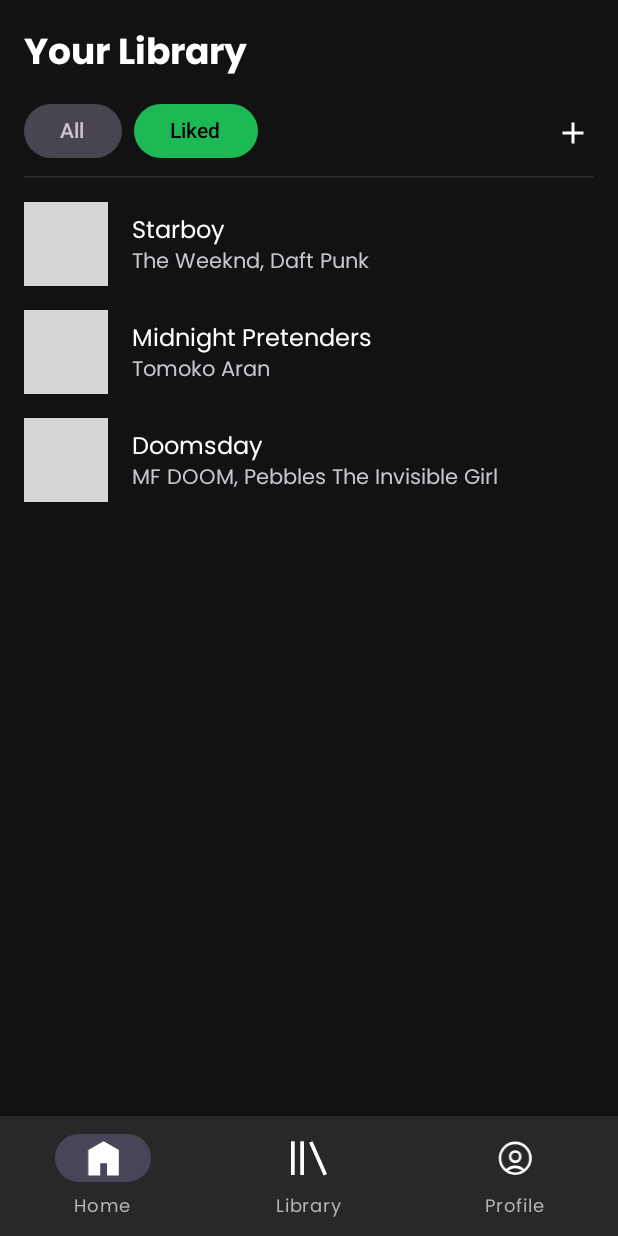
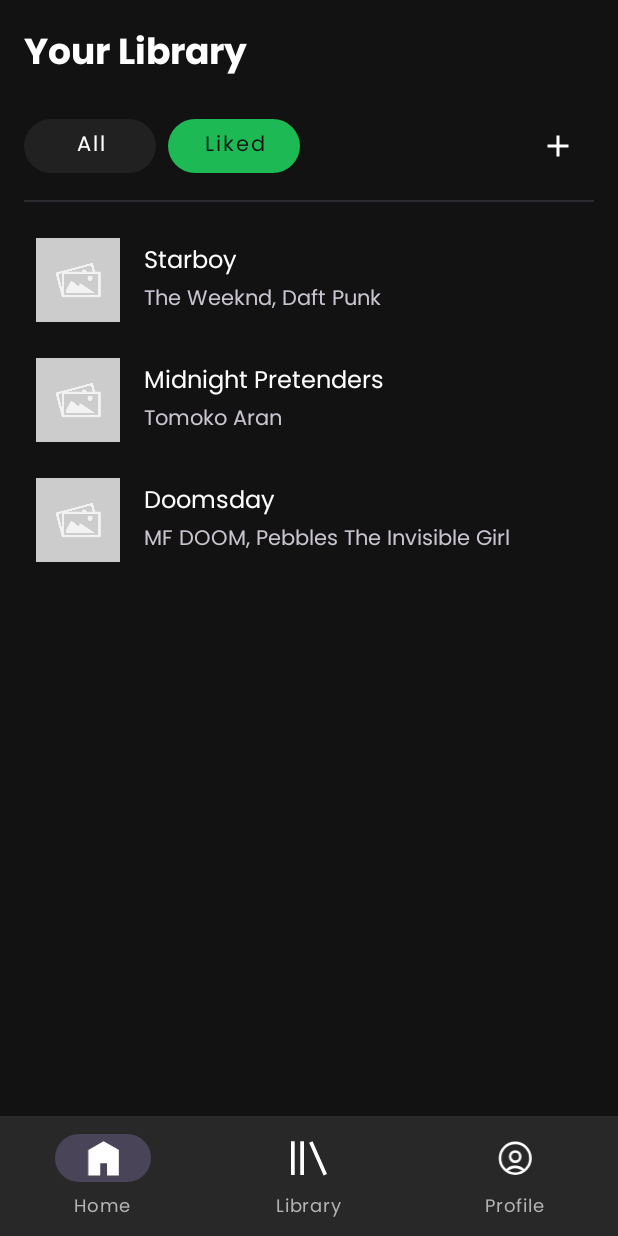
Before and after one commit to shulhajws/purritify, an Android app built with Jetpack Compose: the LibraryFragment screen opened through its navigation route, after a tap on "Liked", on a phone screen of 412 x 824 dp. Run offline under Robolectric (Android 15) with nearby library versions, the phone set to English and light mode, and no system bars; our stand-ins replace navigation-ui; pictures from the network do not load; grey boxes are pictures that could not be loaded.

Commit message:
feat: change library page interface to use RecyclerView
Jetpack Compose by default use LazyColumn, however must use RecyclerView

```diff
--- a/app/build.gradle.kts
+++ b/app/build.gradle.kts
@@ -76,6 +76,10 @@
     implementation(libs.androidx.navigation.fragment.ktx)
     implementation(libs.androidx.navigation.ui.ktx)
 
+    //Recycler View
+    implementation ("com.github.bumptech.glide:glide:4.15.1")
+    implementation ("androidx.recyclerview:recyclerview:1.3.2")
+
     // Testing Dependencies
     testImplementation(libs.junit)
     androidTestImplementation(libs.androidx.junit)
--- a/app/src/main/java/com/example/purrytify/ui/library/AddSongScreen.kt
+++ b/app/src/main/java/com/example/purrytify/ui/library/AddSongScreen.kt
@@ -24,7 +24,6 @@
 import androidx.compose.material3.MaterialTheme
 import androidx.compose.material3.OutlinedTextField
 import androidx.compose.material3.Text
-import androidx.compose.material3.TextButton
 import androidx.compose.material3.TextFieldDefaults
 import androidx.compose.runtime.Composable
 import androidx.compose.runtime.getValue
--- a/app/src/main/java/com/example/purrytify/ui/library/LibraryFragment.kt
+++ b/app/src/main/java/com/example/purrytify/ui/library/LibraryFragment.kt
@@ -4,23 +4,26 @@
 import android.view.LayoutInflater
 import android.view.View
 import android.view.ViewGroup
-import androidx.compose.foundation.layout.fillMaxSize
-import androidx.compose.material3.MaterialTheme
-import androidx.compose.material3.Surface
-import androidx.compose.ui.Modifier
+import androidx.core.content.ContextCompat
 import androidx.fragment.app.Fragment
 import androidx.lifecycle.ViewModelProvider
+import androidx.lifecycle.lifecycleScope
 import androidx.navigation.NavController
 import androidx.navigation.fragment.NavHostFragment
+import androidx.recyclerview.widget.LinearLayoutManager
 import com.example.purrytify.R
 import com.example.purrytify.databinding.FragmentLibraryBinding
-import com.example.purrytify.ui.theme.PurrytifyTheme
+import com.google.android.material.button.MaterialButton
+import kotlinx.coroutines.ExperimentalCoroutinesApi
+import kotlinx.coroutines.flow.flatMapLatest
+import kotlinx.coroutines.launch
 
 class LibraryFragment : Fragment() {
     private var _binding: FragmentLibraryBinding? = null
     private val binding get() = _binding!!
     private lateinit var libraryViewModel: LibraryViewModel
     private lateinit var navController: NavController
+    private lateinit var songAdapter: LibrarySongAdapter
 
     override fun onCreateView(
         inflater: LayoutInflater,
@@ -33,22 +36,79 @@
         return binding.root
     }
 
+    @OptIn(ExperimentalCoroutinesApi::class)
     override fun onViewCreated(view: View, savedInstanceState: Bundle?) {
         super.onViewCreated(view, savedInstanceState)
         navController = NavHostFragment.findNavController(this)
-        binding.libraryComposeView.setContent {
-            PurrytifyTheme {
-                Surface(
-                    modifier = Modifier.fillMaxSize(),
-                    color = MaterialTheme.colorScheme.background
-                ) {
-                    LibraryScreen(
-                        viewModel = libraryViewModel,
-                        onSongClick = { songId -> navigateToPlayback(songId) },
-                        onAddClick = { navigateToAddSong() }
-                    )
+
+        // Replace the ComposeView with regular layout
+        val contentView = LayoutInflater.from(requireContext())
+            .inflate(R.layout.library_content, binding.libraryComposeView, false)
+        (binding.libraryComposeView.parent as ViewGroup).removeView(binding.libraryComposeView)
+
+        // Add the new layout where the ComposeView was
+        val layoutParams = binding.libraryComposeView.layoutParams
+        contentView.layoutParams = layoutParams
+        (binding.root as ViewGroup).addView(contentView,
+            binding.root.indexOfChild(binding.fragmentHeaderTitle) + 1)
+
+        // Setup the RecyclerView
+        val recyclerView = contentView.findViewById<androidx.recyclerview.widget.RecyclerView>(R.id.recycler_songs)
+        songAdapter = LibrarySongAdapter { songId -> navigateToPlayback(songId) }
+        recyclerView.apply {
+            layoutManager = LinearLayoutManager(requireContext())
+            adapter = songAdapter
+        }
+
+        // Tab buttons
+        val btnTabAll = contentView.findViewById<MaterialButton>(R.id.btn_tab_all)
+        val btnTabLiked = contentView.findViewById<MaterialButton>(R.id.btn_tab_liked)
+        updateTabAppearance(btnTabAll, btnTabLiked, 0)
+        btnTabAll.setOnClickListener {
+            libraryViewModel.selectTab(0)
+            updateTabAppearance(btnTabAll, btnTabLiked, 0)
+        }
+        btnTabLiked.setOnClickListener {
+            libraryViewModel.selectTab(1)
+            updateTabAppearance(btnTabAll, btnTabLiked, 1)
+        }
+
+        // Add button
+        val btnAddSong = contentView.findViewById<View>(R.id.btn_add_song)
+        btnAddSong.setOnClickListener {
+            navigateToAddSong()
+        }
+
+        // Observe the songs list
+        viewLifecycleOwner.lifecycleScope.launch {
+            libraryViewModel.selectedTab
+                .flatMapLatest { tabIndex ->
+                    updateTabAppearance(btnTabAll, btnTabLiked, tabIndex)
+                    if (tabIndex == 0) libraryViewModel.allSongs else libraryViewModel.likedSongs
                 }
-            }
+                .collect { songs ->
+                    songAdapter.submitList(songs)
+                }
+        }
+
+    }
+
+    private fun updateTabAppearance(btnAll: MaterialButton, btnLiked: MaterialButton, selectedTab: Int) {
+        val primaryColor = ContextCompat.getColor(requireContext(), R.color.primary)
+        val surfaceVariantColor = ContextCompat.getColor(requireContext(), R.color.surface)
+        val onPrimaryColor = ContextCompat.getColor(requireContext(), R.color.on_primary)
+        val onSurfaceVariantColor = ContextCompat.getColor(requireContext(), R.color.on_surface)
+
+        if (selectedTab == 0) {
+            btnAll.setBackgroundColor(primaryColor)
+            btnAll.setTextColor(onPrimaryColor)
+            btnLiked.setBackgroundColor(surfaceVariantColor)
+            btnLiked.setTextColor(onSurfaceVariantColor)
+        } else {
+            btnAll.setBackgroundColor(surfaceVariantColor)
+            btnAll.setTextColor(onSurfaceVariantColor)
+            btnLiked.setBackgroundColor(primaryColor)
+            btnLiked.setTextColor(onPrimaryColor)
         }
     }
 
--- a/app/src/main/java/com/example/purrytify/ui/library/LibraryScreen.kt
+++ b/app/src/main/java/com/example/purrytify/ui/library/LibraryScreen.kt
@@ -1,173 +1,173 @@
 package com.example.purrytify.ui.library
-
-import androidx.compose.foundation.Image
-import androidx.compose.foundation.background
-import androidx.compose.foundation.clickable
-import androidx.compose.foundation.layout.*
-import androidx.compose.foundation.lazy.LazyColumn
-import androidx.compose.foundation.lazy.items
-import androidx.compose.foundation.shape.RoundedCornerShape
-import androidx.compose.material.icons.Icons
-import androidx.compose.material.icons.filled.Add
-import androidx.compose.material3.*
-import androidx.compose.runtime.Composable
-import androidx.compose.runtime.collectAsState
-import androidx.compose.runtime.getValue
-import androidx.compose.ui.Alignment
-import androidx.compose.ui.Modifier
-import androidx.compose.ui.draw.clip
-import androidx.compose.ui.layout.ContentScale
-import androidx.compose.ui.text.style.TextOverflow
-import androidx.compose.ui.unit.dp
-import coil.compose.rememberAsyncImagePainter
-import com.example.purrytify.model.Song
-import com.example.purrytify.ui.theme.White
-
-@Composable
-fun LibraryScreen(viewModel: LibraryViewModel,
-                  onSongClick: (String) -> Unit,
-                  onAddClick: () -> Unit
-) {
-    val allSongs by viewModel.allSongs.collectAsState()
-    val likedSongs by viewModel.likedSongs.collectAsState()
-    val selectedTab by viewModel.selectedTab.collectAsState()
-
-    Column(
-        modifier = Modifier
-            .fillMaxSize()
-            .background(MaterialTheme.colorScheme.background)
-            .padding(horizontal = 16.dp)
-    ) {
-        Spacer(modifier = Modifier.height(12.dp))
-
-        Row(
-            modifier = Modifier
-                .fillMaxWidth()
-                .padding(bottom = 12.dp),
-            horizontalArrangement = Arrangement.SpaceBetween,
-            verticalAlignment = Alignment.CenterVertically
-        ) {
-            Row {
-                TabButton(
-                    text = "All",
-                    isSelected = selectedTab == 0,
-                    onClick = { viewModel.selectTab(0) }
-                )
-
-                Spacer(modifier = Modifier.width(8.dp))
-
-                TabButton(
-                    text = "Liked",
-                    isSelected = selectedTab == 1,
-                    onClick = { viewModel.selectTab(1) }
-                )
-            }
-
-            IconButton(
-                onClick = onAddClick,
-                modifier = Modifier.size(30.dp)
-            ) {
-                Icon(
-                    imageVector = Icons.Default.Add,
-                    contentDescription = "Add song",
-                    tint = White
-                )
-            }
-        }
-        HorizontalDivider(
-            modifier = Modifier
-                .fillMaxWidth()
-                .padding(bottom = 16.dp),
-            thickness = 1.dp,
-            color = MaterialTheme.colorScheme.surfaceVariant.copy(alpha = 0.5f)
-        )
-
-        // Song list
-        val songsToShow = if (selectedTab == 0) allSongs else likedSongs
-
-        LazyColumn(
-            verticalArrangement = Arrangement.spacedBy(16.dp),
-            modifier = Modifier.fillMaxWidth()
-        ) {
-            items(songsToShow) { song ->
-                LibrarySongItem(
-                    song = song,
-                    onSongClick = { onSongClick(song.id) }
-                )
-            }
-        }
-    }
-}
-
-@Composable
-fun TabButton(
-    text: String,
-    isSelected: Boolean,
-    onClick: () -> Unit
-) {
-    val backgroundColor = if (isSelected)
-        MaterialTheme.colorScheme.primary
-    else
-        MaterialTheme.colorScheme.surfaceVariant
-
-    val textColor = if (isSelected)
-        MaterialTheme.colorScheme.onPrimary
-    else
-        MaterialTheme.colorScheme.onSurfaceVariant
-
-    Box(
-        contentAlignment = Alignment.Center,
-        modifier = Modifier
-            .clip(RoundedCornerShape(50))
-            .background(backgroundColor)
-            .clickable(onClick = onClick)
-            .padding(horizontal = 24.dp, vertical = 8.dp)
-    ) {
-        Text(
-            text = text,
-            color = textColor,
-            style = MaterialTheme.typography.labelLarge
-        )
-    }
-}
-
-@Composable
-fun LibrarySongItem(song: Song, onSongClick: () -> Unit) {
-    Row(
-        verticalAlignment = Alignment.CenterVertically,
-        modifier = Modifier
-            .fillMaxWidth()
-            .clickable(onClick = onSongClick)
-    ) {
-        Image(
-            painter = rememberAsyncImagePainter(model = song.albumArt),
-            contentDescription = "${song.title} album art",
-            contentScale = ContentScale.Crop,
-            modifier = Modifier
-                .size(56.dp)
-                .clip(RoundedCornerShape(4.dp))
-        )
-
-        Spacer(modifier = Modifier.width(16.dp))
-
-        Column(
-            modifier = Modifier.weight(1f)
-        ) {
-            Text(
-                text = song.title,
-                color = MaterialTheme.colorScheme.onBackground,
-                style = MaterialTheme.typography.bodyLarge,
-                maxLines = 1,
-                overflow = TextOverflow.Ellipsis
-            )
-
-            Text(
-                text = song.artist,
-                color = MaterialTheme.colorScheme.onSurfaceVariant,
-                style = MaterialTheme.typography.bodyMedium,
-                maxLines = 1,
-                overflow = TextOverflow.Ellipsis
-            )
-        }
-    }
-}
+//
+//import androidx.compose.foundation.Image
+//import androidx.compose.foundation.background
+//import androidx.compose.foundation.clickable
+//import androidx.compose.foundation.layout.*
+//import androidx.compose.foundation.lazy.LazyColumn
+//import androidx.compose.foundation.lazy.items
+//import androidx.compose.foundation.shape.RoundedCornerShape
+//import androidx.compose.material.icons.Icons
+//import androidx.compose.material.icons.filled.Add
+//import androidx.compose.material3.*
+//import androidx.compose.runtime.Composable
+//import androidx.compose.runtime.collectAsState
+//import androidx.compose.runtime.getValue
+//import androidx.compose.ui.Alignment
+//import androidx.compose.ui.Modifier
+//import androidx.compose.ui.draw.clip
+//import androidx.compose.ui.layout.ContentScale
+//import androidx.compose.ui.text.style.TextOverflow
+//import androidx.compose.ui.unit.dp
+//import coil.compose.rememberAsyncImagePainter
+//import com.example.purrytify.model.Song
+//import com.example.purrytify.ui.theme.White
+//
+//@Composable
+//fun LibraryScreen(viewModel: LibraryViewModel,
+//                  onSongClick: (String) -> Unit,
+//                  onAddClick: () -> Unit
+//) {
+//    val allSongs by viewModel.allSongs.collectAsState()
+//    val likedSongs by viewModel.likedSongs.collectAsState()
+//    val selectedTab by viewModel.selectedTab.collectAsState()
+//
+//    Column(
+//        modifier = Modifier
+//            .fillMaxSize()
+//            .background(MaterialTheme.colorScheme.background)
+//            .padding(horizontal = 16.dp)
+//    ) {
+//        Spacer(modifier = Modifier.height(12.dp))
+//
+//        Row(
+//            modifier = Modifier
+//                .fillMaxWidth()
+//                .padding(bottom = 12.dp),
+//            horizontalArrangement = Arrangement.SpaceBetween,
+//            verticalAlignment = Alignment.CenterVertically
+//        ) {
+//            Row {
+//                TabButton(
+//                    text = "All",
+//                    isSelected = selectedTab == 0,
+//                    onClick = { viewModel.selectTab(0) }
+//                )
+//
+//                Spacer(modifier = Modifier.width(8.dp))
+//
+//                TabButton(
+//                    text = "Liked",
+//                    isSelected = selectedTab == 1,
+//                    onClick = { viewModel.selectTab(1) }
+//                )
+//            }
+//
+//            IconButton(
+//                onClick = onAddClick,
+//                modifier = Modifier.size(30.dp)
+//            ) {
+//                Icon(
+//                    imageVector = Icons.Default.Add,
+//                    contentDescription = "Add song",
+//                    tint = White
+//                )
+//            }
+//        }
+//        HorizontalDivider(
+//            modifier = Modifier
+//                .fillMaxWidth()
+//                .padding(bottom = 16.dp),
+//            thickness = 1.dp,
+//            color = MaterialTheme.colorScheme.surfaceVariant.copy(alpha = 0.5f)
+//        )
+//
+//        // Song list
+//        val songsToShow = if (selectedTab == 0) allSongs else likedSongs
+//
+//        LazyColumn(
+//            verticalArrangement = Arrangement.spacedBy(16.dp),
+//            modifier = Modifier.fillMaxWidth()
+//        ) {
+//            items(songsToShow) { song ->
+//                LibrarySongItem(
+//                    song = song,
+//                    onSongClick = { onSongClick(song.id) }
+//                )
+//            }
+//        }
+//    }
+//}
+//
+//@Composable
+//fun TabButton(
+//    text: String,
+//    isSelected: Boolean,
+//    onClick: () -> Unit
+//) {
+//    val backgroundColor = if (isSelected)
+//        MaterialTheme.colorScheme.primary
+//    else
+//        MaterialTheme.colorScheme.surfaceVariant
+//
+//    val textColor = if (isSelected)
+//        MaterialTheme.colorScheme.onPrimary
+//    else
+//        MaterialTheme.colorScheme.onSurfaceVariant
+//
+//    Box(
+//        contentAlignment = Alignment.Center,
+//        modifier = Modifier
+//            .clip(RoundedCornerShape(50))
+//            .background(backgroundColor)
+//            .clickable(onClick = onClick)
+//            .padding(horizontal = 24.dp, vertical = 8.dp)
+//    ) {
+//        Text(
+//            text = text,
+//            color = textColor,
+//            style = MaterialTheme.typography.labelLarge
+//        )
+//    }
+//}
+//
+//@Composable
+//fun LibrarySongItem(song: Song, onSongClick: () -> Unit) {
+//    Row(
+//        verticalAlignment = Alignment.CenterVertically,
+//        modifier = Modifier
+//            .fillMaxWidth()
+//            .clickable(onClick = onSongClick)
+//    ) {
+//        Image(
+//            painter = rememberAsyncImagePainter(model = song.albumArt),
+//            contentDescription = "${song.title} album art",
+//            contentScale = ContentScale.Crop,
+//            modifier = Modifier
+//                .size(56.dp)
+//                .clip(RoundedCornerShape(4.dp))
+//        )
+//
+//        Spacer(modifier = Modifier.width(16.dp))
+//
+//        Column(
+//            modifier = Modifier.weight(1f)
+//        ) {
+//            Text(
+//                text = song.title,
+//                color = MaterialTheme.colorScheme.onBackground,
+//                style = MaterialTheme.typography.bodyLarge,
+//                maxLines = 1,
+//                overflow = TextOverflow.Ellipsis
+//            )
+//
+//            Text(
+//                text = song.artist,
+//                color = MaterialTheme.colorScheme.onSurfaceVariant,
+//                style = MaterialTheme.typography.bodyMedium,
+//                maxLines = 1,
+//                overflow = TextOverflow.Ellipsis
+//            )
+//        }
+//    }
+//}
--- /dev/null
+++ b/app/src/main/java/com/example/purrytify/ui/library/LibrarySongAdapter.kt
@@ -0,0 +1,60 @@
+package com.example.purrytify.ui.library
+
+import android.view.LayoutInflater
+import android.view.ViewGroup
+import androidx.recyclerview.widget.DiffUtil
+import androidx.recyclerview.widget.ListAdapter
+import androidx.recyclerview.widget.RecyclerView
+import com.bumptech.glide.Glide
+import com.example.purrytify.R
+import com.example.purrytify.databinding.ItemLibrarySongBinding
+import com.example.purrytify.model.Song
+
+class LibrarySongAdapter(private val onSongClick: (String) -> Unit) :
+    ListAdapter<Song, LibrarySongAdapter.SongViewHolder>(SongDiffCallback()) {
+
+    override fun onCreateViewHolder(parent: ViewGroup, viewType: Int): SongViewHolder {
+        val binding = ItemLibrarySongBinding.inflate(LayoutInflater.from(parent.context), parent, false)
+        return SongViewHolder(binding)
+    }
+
+    override fun onBindViewHolder(holder: SongViewHolder, position: Int) {
+        val song = getItem(position)
+        holder.bind(song)
+    }
+
+    inner class SongViewHolder(private val binding: ItemLibrarySongBinding) : RecyclerView.ViewHolder(binding.root) {
+        init {
+            binding.root.setOnClickListener {
+                val position = bindingAdapterPosition
+                if (position != RecyclerView.NO_POSITION) {
+                    val song = getItem(position)
+                    onSongClick(song.id)
+                }
+            }
+        }
+
+
+        fun bind(song: Song) {
+            binding.txtSongTitle.text = song.title
+            binding.txtArtistName.text = song.artist
+
+            Glide.with(binding.imgAlbumArt)
+                .load(song.albumArt)
+                .placeholder(R.drawable.placeholder_album_art)
+                .error(R.drawable.placeholder_album_art)
+                .centerCrop()
+                .into(binding.imgAlbumArt)
+        }
+    }
+
+    private class SongDiffCallback : DiffUtil.ItemCallback<Song>() {
+        override fun areItemsTheSame(oldItem: Song, newItem: Song): Boolean {
+            return oldItem.id == newItem.id
+        }
+
+        override fun areContentsTheSame(oldItem: Song, newItem: Song): Boolean {
+            return oldItem == newItem
+        }
+    }
+}
--- a/app/src/main/java/com/example/purrytify/ui/library/LibraryViewModel.kt
+++ b/app/src/main/java/com/example/purrytify/ui/library/LibraryViewModel.kt
@@ -32,7 +32,11 @@
             Song("3", "Midnight Pretenders", "Tomoko Aran", "https://picsum.photos/200/200?random=3"),
             Song("4", "Violent Crimes", "Kanye West", "https://picsum.photos/200/200?random=4"),
             Song("5", "DENIAL IS A RIVER", "Doechii", "https://picsum.photos/200/200?random=5"),
-            Song("6", "Doomsday", "MF DOOM, Pebbles The Invisible Girl", "https://picsum.photos/200/200?random=6")
+            Song("6", "Doomsday", "MF DOOM, Pebbles The Invisible Girl", "https://picsum.photos/200/200?random=6"),
+            Song("7", "Violent Crimes", "Kanye West", "https://picsum.photos/200/200?random=4"),
+            Song("8", "DENIAL IS A RIVER", "Doechii", "https://picsum.photos/200/200?random=5"),
+            Song("10", "Doomsday", "MF DOOM, Pebbles The Invisible Girl", "https://picsum.photos/200/200?random=6"),
+            Song("9", "Doomsday", "MF DOOM, Pebbles The Invisible Girl", "https://picsum.photos/200/200?random=1")
         )
     }
 
--- /dev/null
+++ b/app/src/main/res/layout/item_library_song.xml
@@ -0,0 +1,51 @@
+<?xml version="1.0" encoding="utf-8"?>
+<LinearLayout
+    xmlns:android="http://schemas.android.com/apk/res/android"
+    xmlns:app="http://schemas.android.com/apk/res-auto"
+    xmlns:tools="http://schemas.android.com/tools"
+    android:layout_width="match_parent"
+    android:layout_height="wrap_content"
+    android:orientation="horizontal"
+    android:padding="8dp"
+    android:layout_marginBottom="8dp"
+    android:background="?attr/selectableItemBackground"
+    android:clickable="true"
+    android:focusable="true">
+
+    <ImageView
+        android:id="@+id/img_album_art"
+        android:layout_width="56dp"
+        android:layout_height="56dp"
+        android:scaleType="centerCrop"
+        android:contentDescription="Album art"
+        app:cornerRadius="4dp"
+        tools:src="@drawable/placeholder_album_art" />
+
+    <LinearLayout
+        android:layout_width="match_parent"
+        android:layout_height="wrap_content"
+        android:layout_marginStart="16dp"
+        android:layout_gravity="center_vertical"
+        android:orientation="vertical">
+
+        <TextView
+            android:id="@+id/txt_song_title"
+            android:layout_width="match_parent"
+            android:layout_height="wrap_content"
+            android:ellipsize="end"
+            android:maxLines="1"
+            style="@style/Text.BodyLarge"
+            android:textColor="@android:color/white"
+            tools:text="Song Title" />
+
+        <TextView
+            android:id="@+id/txt_artist_name"
+            android:layout_width="match_parent"
+            android:layout_height="wrap_content"
+            android:ellipsize="end"
+            android:maxLines="1"
+            style="@style/Text.BodyMedium"
+            android:textColor="?attr/colorOnSurfaceVariant"
+            tools:text="Artist Name" />
+    </LinearLayout>
+</LinearLayout>
--- /dev/null
+++ b/app/src/main/res/layout/library_content.xml
@@ -0,0 +1,71 @@
+<?xml version="1.0" encoding="utf-8"?>
+<LinearLayout xmlns:android="http://schemas.android.com/apk/res/android"
+    xmlns:app="http://schemas.android.com/apk/res-auto"
+    android:layout_width="match_parent"
+    android:layout_height="match_parent"
+    android:orientation="vertical"
+    android:padding="16dp">
+
+    <LinearLayout
+        android:layout_width="match_parent"
+        android:layout_height="wrap_content"
+        android:orientation="horizontal"
+        android:gravity="center_vertical"
+        android:layout_marginBottom="12dp">
+
+        <LinearLayout
+            android:layout_width="0dp"
+            android:layout_height="wrap_content"
+            android:layout_weight="1"
+            android:orientation="horizontal">
+
+            <com.google.android.material.button.MaterialButton
+                android:id="@+id/btn_tab_all"
+                style="@style/Widget.MaterialComponents.Button.OutlinedButton"
+                android:layout_width="wrap_content"
+                android:layout_height="wrap_content"
+                android:text="All"
+                android:textAllCaps="false"
+                android:textColor="@color/white"
+                app:cornerRadius="50dp"
+                app:strokeWidth="0dp" />
+
+            <Space
+                android:layout_width="8dp"
+                android:layout_height="wrap_content" />
+
+            <com.google.android.material.button.MaterialButton
+                android:id="@+id/btn_tab_liked"
+                style="@style/Widget.MaterialComponents.Button.OutlinedButton"
+                android:layout_width="wrap_content"
+                android:layout_height="wrap_content"
+                android:text="Liked"
+                android:textAllCaps="false"
+                android:textColor="@color/white"
+                app:cornerRadius="50dp"
+                app:strokeWidth="0dp" />
+        </LinearLayout>
+
+        <ImageButton
+            android:id="@+id/btn_add_song"
+            android:layout_width="48dp"
+            android:layout_height="48dp"
+            android:background="?attr/selectableItemBackgroundBorderless"
+            android:contentDescription="Add song"
+            android:src="@drawable/ic_add_plain"
+            app:tint="@android:color/white" />
+    </LinearLayout>
+
+    <View
+        android:layout_width="match_parent"
+        android:layout_height="1dp"
+        android:layout_marginBottom="16dp"
+        android:alpha="0.5"
+        android:background="?attr/colorSurfaceVariant" />
+
+    <androidx.recyclerview.widget.RecyclerView
+        android:id="@+id/recycler_songs"
+        android:layout_width="match_parent"
+        android:layout_height="match_parent" />
+
+</LinearLayout>
--- a/app/src/main/res/values/colors.xml
+++ b/app/src/main/res/values/colors.xml
@@ -10,6 +10,7 @@
     <color name="teal_green">#FF00667B</color>
 
     <color name="primary">@color/spotify_green</color>
+    <color name="on_primary">@color/dark_black</color>
     <color name="background">@color/dark_black</color>
     <color name="surface">@color/soft_black</color>
     <color name="on_surface">@color/white</color>
```
Also changed, not shown: app/src/main/res/drawable/placeholder_album_art.jpg (added).
